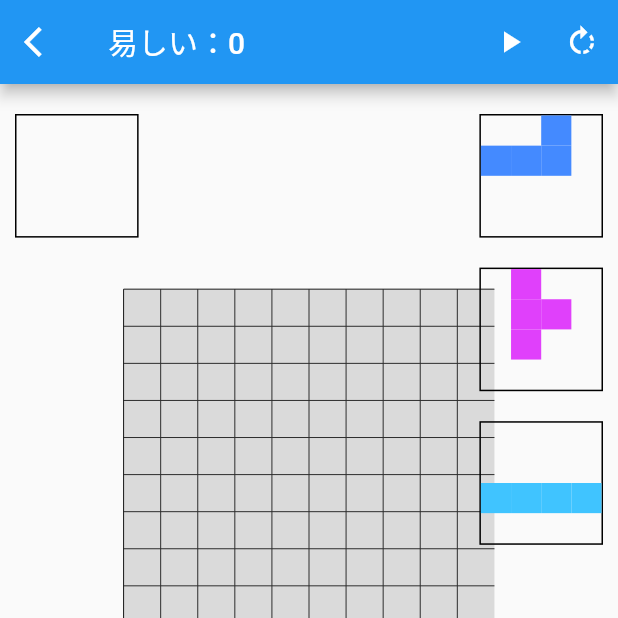
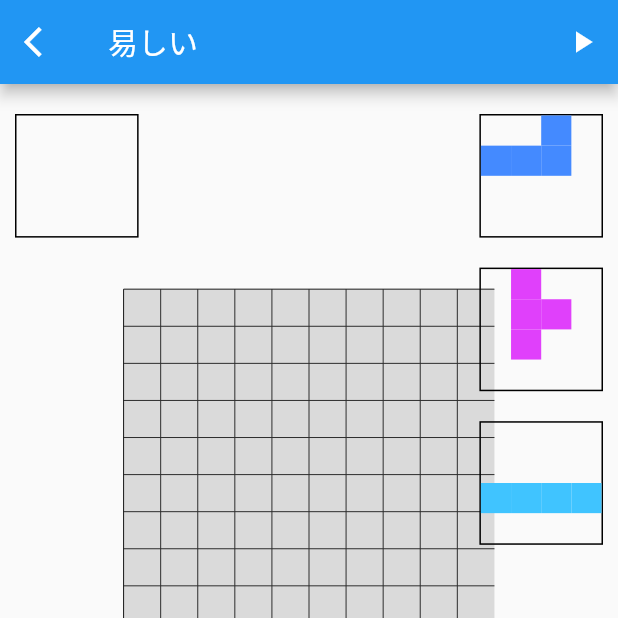
Before and after one commit to morio77/Tetris_flutter-3, a Flutter app: the screen it shows after launch, after a tap on "易しい", on a phone screen of 412 x 824 dp, the top half of it. Run offline on Flutter 3.47's test engine with Material 2 defaults, Android fonts, the light colour scheme and no system bars.

Commit message:
MinoRingBufferを整理

```diff
--- a/tetris_app3/lib/main.dart
+++ b/tetris_app3/lib/main.dart
@@ -33,7 +33,7 @@ class TetrisHomePage extends StatelessWidget {
           mainAxisAlignment: MainAxisAlignment.spaceAround,
           children: [
             _raisedButton(context, '易しい' , 3),
-            _raisedButton(context, '普通' , 2),
+            _raisedButton(context, '普通'   , 2),
             _raisedButton(context, '難しい' , 1),
           ],
         ),
@@ -44,7 +44,9 @@ class TetrisHomePage extends StatelessWidget {
   Widget _raisedButton(BuildContext context, String label, int fallSpeed) {
     return RaisedButton(
       child: Text(label),
-      onPressed: () => Navigator.pushReplacement(context, MaterialPageRoute<void>(builder: (context) => TetrisPlayPage(fallSpeed, label))),
+      onPressed: () {
+        Navigator.pushReplacement(context, MaterialPageRoute<void>(builder: (context) => TetrisPlayPage(fallSpeed, label)));
+      },
     );
   }
 }
--- a/tetris_app3/lib/mino_ring_buffer.dart
+++ b/tetris_app3/lib/mino_ring_buffer.dart
@@ -5,26 +5,34 @@ import 'mino_model.dart';
 
 /// 出てくるミノタイプを表すクラス
 class MinoRingBuffer {
-  final int checkPoint = 7;
 
-  List<MinoModel> minoModelList; // ミノモデルのリスト（リングバッファ）
+  // コンストラクタ
+  MinoRingBuffer(){
+    pointer = -1;
+    _generateSevenMino(startGeneratePositionFromPointer: 1);
+  }
+
+  // ミノモデルのリスト（リングバッファ）
+  List<MinoModel> minoModelList = List<MinoModel>(14);
   int pointer;
 
-  List<MinoType> tmpMinoTypeList; // シャッフル用のミノタイプリスト
+  // ポインタが7の倍数になったときに、7種のミノモデルを生成する
+  final checkPoint = 7;
 
-  // コンストラクタ
-  MinoRingBuffer() {
-    pointer = -1;
-    minoModelList = List<MinoModel>(14);
+  // シャッフル用のミノタイプリスト(7種のミノタイプを生成してリストに保持しておく)
+  final tmpMinoTypeList = List.generate(7, (i) => MinoType.values[i + 1]);
 
-    // 7種1巡の法則で7個のミノモデルを生成して、リストに保持
-    tmpMinoTypeList = List.generate(7, (i) => MinoType.values[i + 1]);
-
+  /// 7種のミノを生成してリングバッファに詰める
+  void _generateSevenMino({int startGeneratePositionFromPointer = 1}) {
     tmpMinoTypeList.shuffle();
-    for (int i = 0 ; i < 7 ; i++) {
-      minoModelList[i] = MinoModel(tmpMinoTypeList[i], MinoAngleCW.values[random.nextInt(4)], 4, 0);
+    for (var i = 0 ; i < 7 ; i++) {
+      minoModelList[(pointer + startGeneratePositionFromPointer + i) % minoModelList.length] = MinoModel(tmpMinoTypeList[i], MinoAngleCW.values[random.nextInt(4)], 4, 0);
     }
   }
+
+  /// ================
+  /// 他から呼ばれる関数
+  /// ================
 
   /// 落下中のミノモデルを返す
   MinoModel getFallingMinoModel() => getMinoModelAt(0);
@@ -40,15 +48,11 @@ class MinoRingBuffer {
 
     // 7種のミノが1巡したら、次の7種のミノを生成して詰める
     if ((pointer % checkPoint) == 0) {
-      tmpMinoTypeList.shuffle();
-
-      for (int i = 0 ; i < 7 ; i++) {
-        minoModelList[(pointer + i + 7) % minoModelList.length] = MinoModel(tmpMinoTypeList[i], MinoAngleCW.values[random.nextInt(4)], 4, 0);
-      }
+      _generateSevenMino(startGeneratePositionFromPointer: 7);
     }
   }
 
-  /// 今のミノモデルを任意のミノモデルに置き換える
+  /// 落下中のミノモデルを任意のミノモデルに置き換える
   void changeFallingMinoModel(MinoModel minoModel) {
     minoModelList[pointer % minoModelList.length] = minoModel.copyWith();
   }
--- a/tetris_app3/lib/tetris_page.dart
+++ b/tetris_app3/lib/tetris_page.dart
@@ -7,9 +7,10 @@ import 'mino_model.dart';
 import 'mino_painter.dart';
 
 class TetrisPlayPage extends StatelessWidget {
+  TetrisPlayPage(this.fallSpeed, this.gameLevel);
   final int fallSpeed;
   final String gameLevel;
-  TetrisPlayPage(this.fallSpeed, this.gameLevel);
+
 
   Widget build(BuildContext context) {
     return ChangeNotifierProvider<MinoController>(
@@ -21,8 +22,8 @@ class TetrisPlayPage extends StatelessWidget {
 
 
 class TetrisPlayPageRender extends StatelessWidget {
+  TetrisPlayPageRender(this.gameLevel);
   final String gameLevel;
-  TetrisPlayPageRender(this.gameLevel);
 
   @override
   Widget build(BuildContext context) {
@@ -34,18 +35,18 @@ class TetrisPlayPageRender extends StatelessWidget {
     final nextHoldWindowHeight = displaySize.height * 0.1;
     final nextHoldWindowWidth = nextHoldWindowHeight;
 
-    /// ジェスチャー操作の各閾値
+    /// ジェスチャー操作の閾値
     const flickThreshold = 30;
-    const dragThreshold = 15;
+    const dragThreshold  = 15;
 
     /// 以下のいずれかのアクションが起こった場合、指を離すまでドラッグ系の操作を無効にする
-    /// ①Hold機能でミノが入れ替わる ②ハードドロップ ③ソフトドロップによってフィックスする
+    /// ①Hold機能でミノが入れ替わる ②ハードドロップ ③ソフトドロップによってフィックス
     var _isFunctionEnabledByGesture = true;
 
     /// 左右移動・ソフトドロップ時のドラッグ累積距離を保持（指が離れたらリセット）
-    var cumulativeDeltaXOfLeftDrag = 0.0;
+    var cumulativeDeltaXOfLeftDrag  = 0.0;
     var cumulativeDeltaXOfRightDrag = 0.0;
-    var cumulativeDeltaYOfDownDrag = 0.0;
+    var cumulativeDeltaYOfDownDrag  = 0.0;
 
     return Consumer<MinoController>(
       builder: (context, minoController, child) {
@@ -53,18 +54,16 @@ class TetrisPlayPageRender extends StatelessWidget {
           appBar: AppBar(
             leading: IconButton(
               icon: Icon(Icons.arrow_back_ios),
-              onPressed: () => Navigator.pushReplacement(context, MaterialPageRoute<void>(builder: (context) => TetrisHomePage())),
+              onPressed: () {
+                Navigator.pushReplacement(context, MaterialPageRoute<void>(builder: (context) => TetrisHomePage()));
+              }
             ),
-            title: Text(gameLevel + '：' + minoController.isUpdateCountByGestureDuringGrounding.toString()),
+            title: Text(gameLevel),
             actions: [
               IconButton(
                 icon: const Icon(Icons.play_arrow),
                 onPressed: () => minoController.startGame(),
               ),
-              IconButton(
-                icon: const Icon(Icons.rotate_right),
-                onPressed: () => minoController.rotate(MinoAngleCW.arg90),
-              )
             ],
           ),
           body: Stack(
@@ -187,8 +186,8 @@ class TetrisPlayPageRender extends StatelessWidget {
               Stack( /// NEXT,HOLD枠
                 children: [
                   Positioned(
-                    left: 10.0,
-                    top: 20.0,
+                    left: 10,
+                    top: 20,
                     child: GestureDetector(
                       onTap: () => minoController.changeHoldMinoAndFallingMino(),
                       child: Container(
@@ -204,8 +203,8 @@ class TetrisPlayPageRender extends StatelessWidget {
                     ),
                   ),
                   Positioned(
-                    right: 10.0,
-                    top: 20.0,
+                    right: 10,
+                    top: 20,
                     child: Container(
                       height: nextHoldWindowHeight,
                       width: nextHoldWindowWidth,
@@ -218,7 +217,7 @@ class TetrisPlayPageRender extends StatelessWidget {
                     ),
                   ),
                   Positioned(
-                    right: 10.0,
+                    right: 10,
                     top: 20 + nextHoldWindowHeight + 20,
                     child: Container(
                       height: nextHoldWindowHeight,
@@ -233,7 +232,7 @@ class TetrisPlayPageRender extends StatelessWidget {
                   ),
                   Positioned(
                     right: 10,
-                    top: 20.0 +nextHoldWindowHeight + 20 + nextHoldWindowHeight + 20,
+                    top: 20 + nextHoldWindowHeight + 20 + nextHoldWindowHeight + 20,
                     child: Container(
                       height: nextHoldWindowHeight,
                       width: nextHoldWindowWidth,
```
